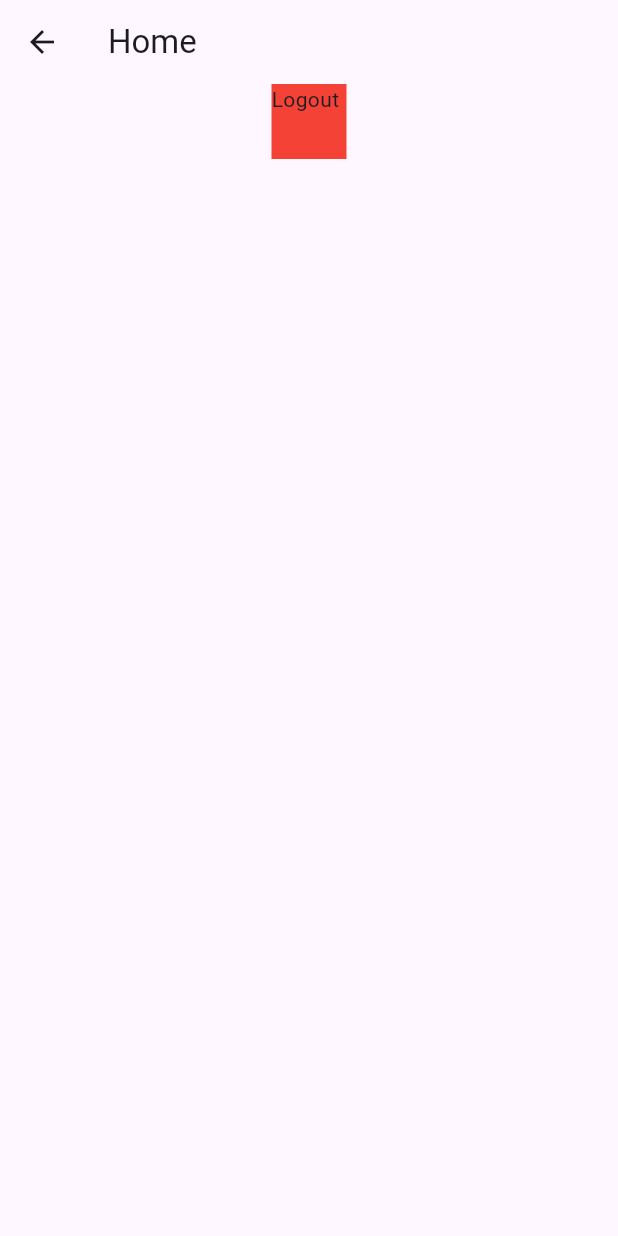
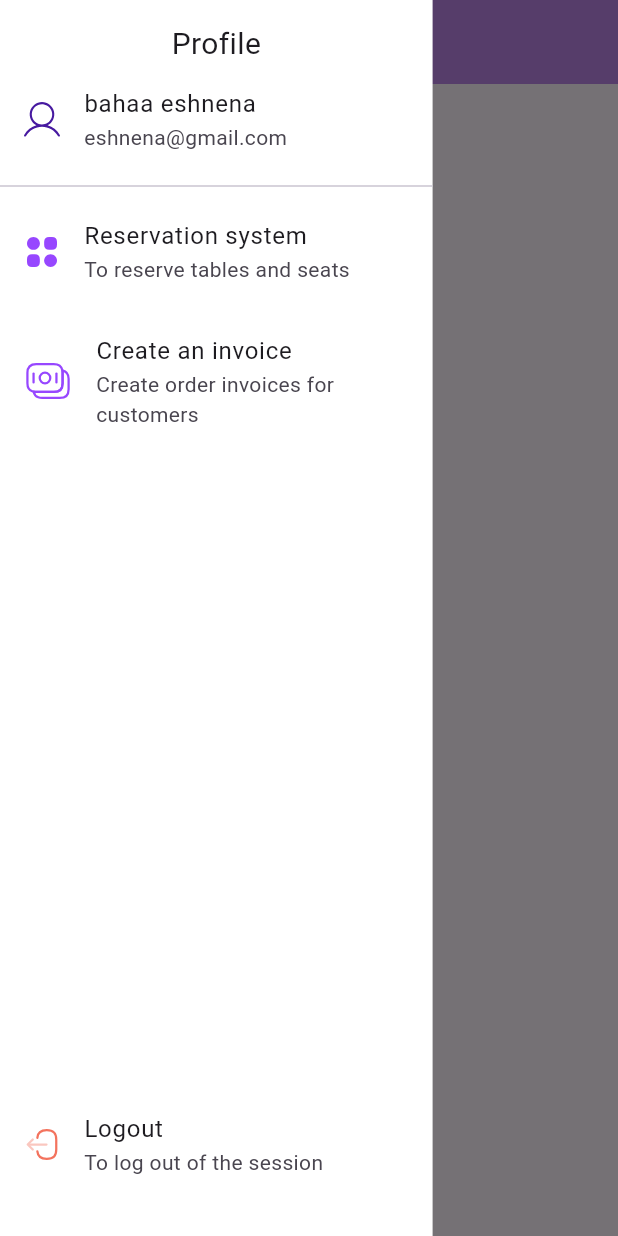
Before and after one commit to bahaaeshnena/resturant_dashboard, a Flutter app: the HomeView screen opened directly, with the side drawer open (before the commit the screen has no drawer), on a phone screen of 412 x 824 dp. Run offline on Flutter 3.47's test engine with Material 3 defaults, Android fonts, the phone set to English and light mode, and no system bars; our stand-ins replace cloud_firestore, firebase_auth, firebase_core, flutter_svg, google_sign_in, shared_preferences; accounts and stored records are empty.

Commit message:
create custom drawer

```diff
--- a/lib/src/features/auth/view_models/sign_in_view_model.dart
+++ b/lib/src/features/auth/view_models/sign_in_view_model.dart
@@ -1,3 +1,4 @@
+import 'package:cloud_firestore/cloud_firestore.dart';
 import 'package:flutter/material.dart';
 import 'package:firebase_auth/firebase_auth.dart';
 import 'package:google_sign_in/google_sign_in.dart';
@@ -8,7 +9,7 @@ import 'package:task/src/features/home/presentation/views/home_view.dart';
 import 'package:task/src/features/auth/presentation/views/sign_in/sign_in_view.dart';
 
 class SignInViewModel extends ChangeNotifier {
-  SignInViewModel();
+  final FirebaseFirestore _firestore = FirebaseFirestore.instance;
 
   final FirebaseAuth _firebaseAuth = FirebaseAuth.instance;
   final GoogleSignIn _googleSignIn = GoogleSignIn();
@@ -86,6 +87,11 @@ class SignInViewModel extends ChangeNotifier {
       UserCredential userCredential =
           await _firebaseAuth.signInWithCredential(credential);
 
+      await _firestore.collection('users').doc(userCredential.user!.uid).set({
+        'fullName': googleUser.displayName,
+        'email': googleUser.email,
+      });
+
       SharedPreferences prefs = await SharedPreferences.getInstance();
       await prefs.setBool('isLoggedIn', true);
       await prefs.setString('userEmail', userCredential.user!.email!);
--- a/lib/src/features/auth/view_models/sign_up_view_model.dart
+++ b/lib/src/features/auth/view_models/sign_up_view_model.dart
@@ -8,9 +8,7 @@ import 'package:task/src/features/home/presentation/views/home_view.dart';
 
 class SignUpViewModel extends ChangeNotifier {
   final FirebaseAuth _firebaseAuth = FirebaseAuth.instance;
-  final FirebaseFirestore _firestore =
-      FirebaseFirestore.instance; // Firestore instance
-  // final BuildContext context;
+  final FirebaseFirestore _firestore = FirebaseFirestore.instance;
 
   bool _isLoading = false;
   bool get isLoading => _isLoading;
--- /dev/null
+++ b/lib/src/features/home/presentation/views/drawer/custom_drawer.dart
@@ -0,0 +1,64 @@
+import 'package:flutter/material.dart';
+import 'package:provider/provider.dart';
+import 'package:task/src/features/auth/view_models/sign_in_view_model.dart';
+import 'package:task/src/features/home/presentation/views/drawer/widgets/list_tile_item.dart';
+
+class CustomDrawer extends StatelessWidget {
+  const CustomDrawer({super.key});
+
+  @override
+  Widget build(BuildContext context) {
+    return ChangeNotifierProvider(
+      create: (_) => SignInViewModel(),
+      child: Container(
+        width: MediaQuery.sizeOf(context).width * 0.7,
+        color: Colors.white,
+        child: Padding(
+          padding: const EdgeInsets.only(top: 15),
+          child: Column(
+            children: [
+              const Text(
+                "Profile",
+                style: TextStyle(fontSize: 20),
+              ),
+              ListTileItem(
+                title: 'bahaa eshnena',
+                subTitle: 'eshnena@gmail.com',
+                icon: "assets/images/user.svg",
+                onTap: () {},
+              ),
+              const Divider(),
+              ListTileItem(
+                title: 'Reservation system',
+                subTitle: 'To reserve tables and seats',
+                icon: "assets/images/category-2.svg",
+                onTap: () {},
+              ),
+              const SizedBox(height: 10),
+              ListTileItem(
+                title: 'Create an invoice',
+                subTitle: 'Create order invoices for customers',
+                icon: "assets/images/moneys.svg",
+                onTap: () {},
+              ),
+              const Expanded(child: SizedBox()),
+              Consumer<SignInViewModel>(
+                builder: (context, value, child) {
+                  return ListTileItem(
+                    title: 'Logout',
+                    subTitle: 'To log out of the session',
+                    icon: "assets/images/logout.svg",
+                    onTap: () {
+                      value.logout(context);
+                    },
+                  );
+                },
+              ),
+              const SizedBox(height: 25),
+            ],
+          ),
+        ),
+      ),
+    );
+  }
+}
--- /dev/null
+++ b/lib/src/features/home/presentation/views/drawer/widgets/list_tile_item.dart
@@ -0,0 +1,26 @@
+import 'package:flutter/material.dart';
+import 'package:flutter_svg/svg.dart';
+
+class ListTileItem extends StatelessWidget {
+  const ListTileItem({
+    super.key,
+    this.onTap,
+    required this.title,
+    required this.subTitle,
+    required this.icon,
+  });
+  final void Function()? onTap;
+  final String title;
+  final String subTitle;
+  final String icon;
+
+  @override
+  Widget build(BuildContext context) {
+    return ListTile(
+      onTap: onTap,
+      leading: SvgPicture.asset(icon),
+      title: Text(title),
+      subtitle: Text(subTitle),
+    );
+  }
+}
--- a/lib/src/features/home/presentation/views/home_view.dart
+++ b/lib/src/features/home/presentation/views/home_view.dart
@@ -1,38 +1,27 @@
 import 'package:flutter/material.dart';
-import 'package:provider/provider.dart';
-import 'package:task/src/features/auth/view_models/sign_in_view_model.dart';
+import 'package:task/src/core/utils/constants/colors.dart';
+import 'package:task/src/features/home/presentation/views/drawer/custom_drawer.dart';
 
 class HomeView extends StatelessWidget {
   const HomeView({super.key});
 
   @override
   Widget build(BuildContext context) {
-    return ChangeNotifierProvider(
-      create: (_) => SignInViewModel(),
+    final GlobalKey<ScaffoldState> scaffoldKey = GlobalKey();
+    return SafeArea(
       child: Scaffold(
+        key: scaffoldKey,
+        drawer: const CustomDrawer(),
         appBar: AppBar(
-          title: const Text('Home'),
+          backgroundColor: ColorsApp.secondaryColor,
+          centerTitle: true,
+          title: const Text(
+            'Home',
+            style: TextStyle(color: Colors.black),
+          ),
         ),
-        body: Column(
-          children: [
-            Consumer<SignInViewModel>(
-              builder: (context, value, child) {
-                return GestureDetector(
-                  onTap: () {
-                    value.logout(context);
-                  },
-                  child: Center(
-                    child: Container(
-                      width: 50,
-                      height: 50,
-                      color: Colors.red,
-                      child: const Text('Logout'),
-                    ),
-                  ),
-                );
-              },
-            ),
-          ],
+        body: const Column(
+          children: [],
         ),
       ),
     );
```
Also changed, not shown: assets/images/category-2.svg (added), assets/images/logout.svg (added), assets/images/moneys.svg (added).
